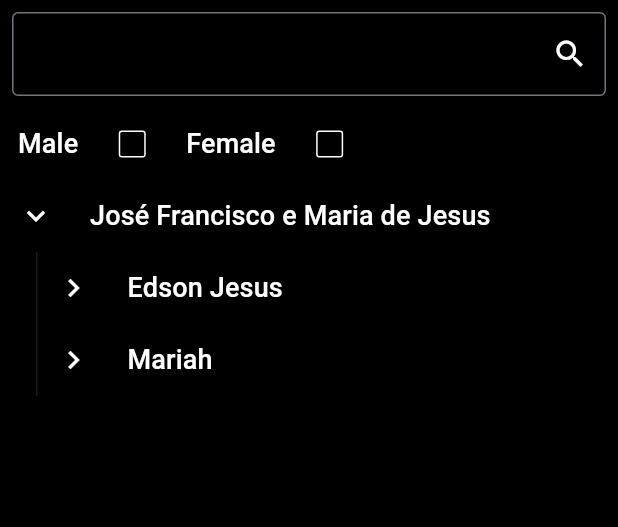
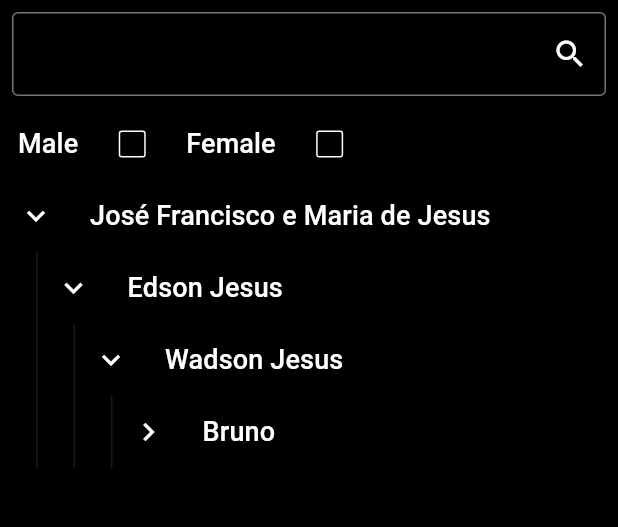
Before and after one commit to AndreDrummer/tree-view, a Flutter app: the screen it shows after launch, on a phone screen of 412 x 824 dp, the part 84-611 px from its top. Run offline on Flutter 3.47's test engine with Material 3 defaults, Android fonts, the phone set to English and light mode, and no system bars.

Commit message:
fixing text search

```diff
--- a/lib/core/tree/node.dart
+++ b/lib/core/tree/node.dart
@@ -174,16 +174,19 @@ class Node<T extends TOString> {
       final Node<T> node = _findNodeByPath(path.sublist(0, i + 1))!
           .copyWith(children: [], expanded: true);
 
-      if (childPosition < currentNode.children!.length) {
+      if (node.parent?.id == currentNode.id) {
         currentNode.children!.addChild(node, position: childPosition);
 
-        currentNode = currentNode.children![childPosition];
-      } else {
-        currentNode.children!.addChild(node, position: childPosition);
         if (childPosition < currentNode.children!.length) {
           currentNode = currentNode.children![childPosition];
-        } else if (childPosition <= currentNode.children!.length) {
-          currentNode = currentNode.children![childPosition - 1];
+        } else {
+          final containsRecord = currentNode.children!.containsChild(node);
+          final indexInserted = containsRecord.$3;
+          final inserted = containsRecord.$1;
+
+          if (inserted) {
+            currentNode = currentNode.children![indexInserted!];
+          }
         }
       }
     }
@@ -305,11 +308,11 @@ extension ListNode<T extends TOString> on List<Node<T>> {
     }
   }
 
-  (bool, Node<T>?) containsChild(Node<T> child) {
-    (bool, Node<T>?) contains = (false, null);
+  (bool, Node<T>?, int? index) containsChild(Node<T> child) {
+    (bool, Node<T>?, int? index) contains = (false, null, -1);
 
     for (final c in this) {
-      if (c.id == child.id) return (true, c);
+      if (c.id == child.id) return (true, c, indexOf(c));
     }
 
     return contains;
--- a/lib/features/assets/widgets/data_view.dart
+++ b/lib/features/assets/widgets/data_view.dart
@@ -15,8 +15,7 @@ class DataView extends StatefulWidget {
 class _DataViewState extends State<DataView> {
   @override
   void didChangeDependencies() {
-    Provider.of<AssetsController>(context, listen: false)
-        .searchByText("Mariah");
+    Provider.of<AssetsController>(context, listen: false).searchByText("Bruno");
     // .filterByFemaleGender();
     super.didChangeDependencies();
   }
```
